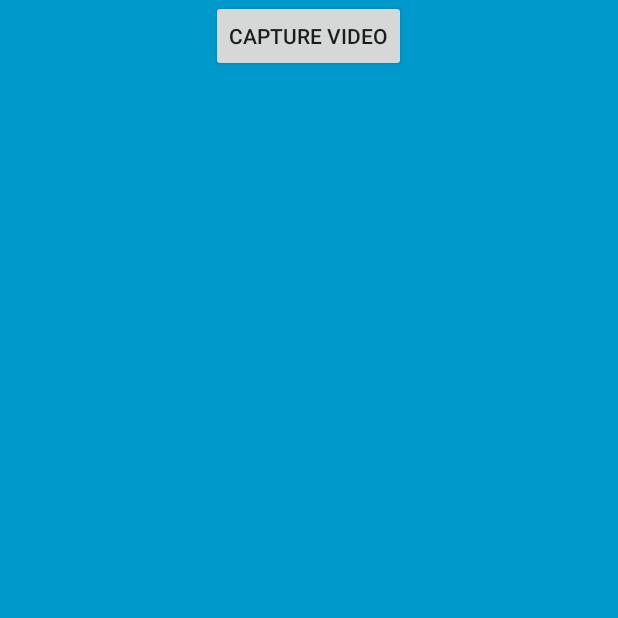
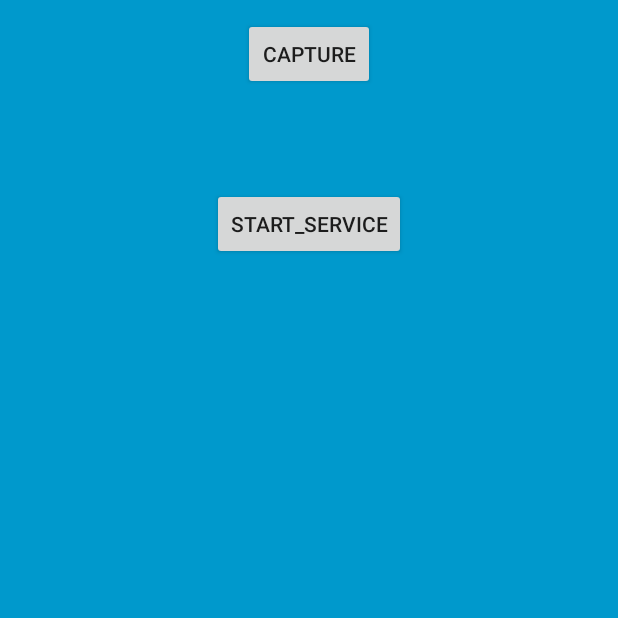
Before and after one commit to lordiga/CarCam, an Android app: the screen it shows after launch (MainCam), on a phone screen of 412 x 824 dp, the top half of it. Run offline under Robolectric (Android 15) with nearby library versions, the light colour scheme and no system bars.

Commit message:
Add camera service to allow record video on background

```diff
--- a/app/src/main/AndroidManifest.xml
+++ b/app/src/main/AndroidManifest.xml
@@ -3,6 +3,11 @@
     package="com.example.hieubui.carcam">
     <uses-permission
         android:name="android.permission.WRITE_EXTERNAL_STORAGE"/>
+
+    <uses-permission
+        android:name="android.permission.RECORD_AUDIO">
+    </uses-permission>
+
     <uses-permission
         android:name="android.permission.CAMERA" />
     <uses-feature
@@ -21,10 +26,10 @@
             android:theme="@style/FullscreenTheme">
             <intent-filter>
                 <action android:name="android.intent.action.MAIN" />
-
                 <category android:name="android.intent.category.LAUNCHER" />
             </intent-filter>
         </activity>
+        <service android:name="com.example.hieubui.carcam.CameraService" />
     </application>
 
 </manifest>
--- a/app/src/main/res/layout/activity_main_cam.xml
+++ b/app/src/main/res/layout/activity_main_cam.xml
@@ -14,13 +14,33 @@
     <!-- This FrameLayout insets its children based on system windows using
          android:fitsSystemWindows. -->
 
+    <FrameLayout
+        android:id="@+id/camera_preview"
+        android:layout_width="fill_parent"
+        android:layout_height="fill_parent"
+        android:layout_alignParentStart="true"
+        android:layout_alignParentLeft="true"
+        android:layout_alignParentTop="true"
+        android:layout_weight="1" />
 
     <Button
-        android:id="@+id/button"
+        android:id="@+id/button_capture"
         android:layout_width="wrap_content"
         android:layout_height="wrap_content"
         android:layout_alignParentTop="true"
         android:layout_centerHorizontal="true"
-        android:text="Capture Video"
-        android:onClick="captureVid"/>
+        android:layout_gravity="center"
+        android:layout_marginTop="12dp"
+        android:text="Capture" />
+
+    <Button
+        android:id="@+id/button_service"
+        android:layout_width="wrap_content"
+        android:layout_height="wrap_content"
+        android:layout_alignParentTop="true"
+        android:layout_centerHorizontal="true"
+        android:layout_gravity="center"
+        android:layout_marginTop="125dp"
+        android:text="Start_Service" />
+
 </RelativeLayout>
```
